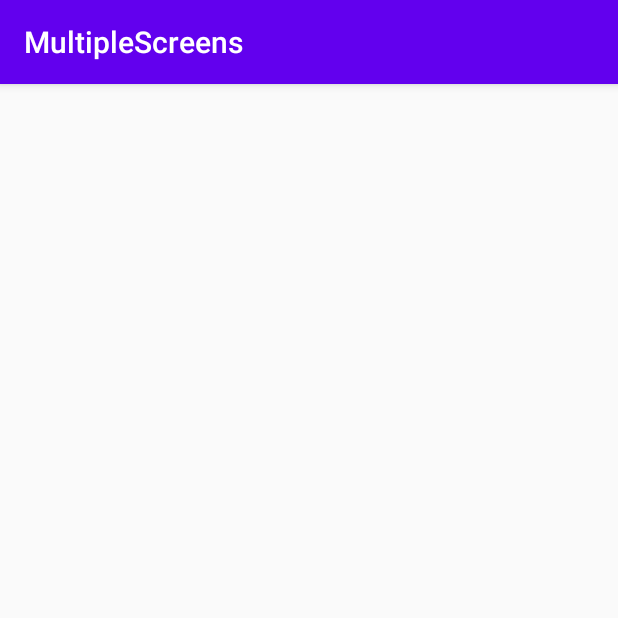
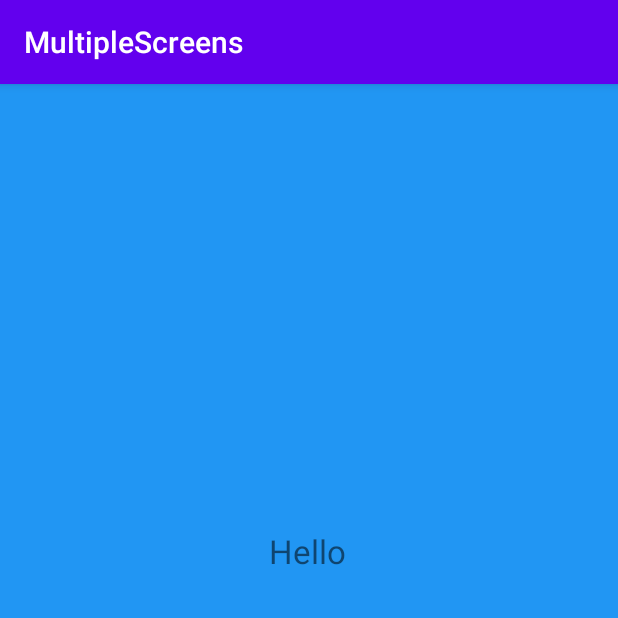
Before and after one commit to ParampreetP/CS441, an Android app: the MainActivity2 screen opened directly, with no data from a screen before it, on a phone screen of 412 x 824 dp, the top half of it. Run offline under Robolectric (Android 15) with nearby library versions, the phone set to English and light mode, and no system bars.

Commit message:
got alot done

```diff
--- a/MultipleScreens/app/src/main/java/edu/binghamton/multiplescreens/MainActivity2.java
+++ b/MultipleScreens/app/src/main/java/edu/binghamton/multiplescreens/MainActivity2.java
@@ -3,6 +3,7 @@ package edu.binghamton.multiplescreens;
 import androidx.appcompat.app.AppCompatActivity;
 
 import android.os.Bundle;
+import android.widget.TextView;
 
 public class MainActivity2 extends AppCompatActivity {
 
@@ -10,5 +11,11 @@ public class MainActivity2 extends AppCompatActivity {
     protected void onCreate(Bundle savedInstanceState) {
         super.onCreate(savedInstanceState);
         setContentView(R.layout.activity_main2);
+
+        TextView textview;
+        textview = (TextView) findViewById(R.id.textView);
+        String name = getIntent().getStringExtra("name");
+        textview.setText(name);
+
     }
 }
--- a/MultipleScreens/app/src/main/res/layout/activity_main2.xml
+++ b/MultipleScreens/app/src/main/res/layout/activity_main2.xml
@@ -4,6 +4,34 @@
     xmlns:tools="http://schemas.android.com/tools"
     android:layout_width="match_parent"
     android:layout_height="match_parent"
+    android:background="#3F51B5"
+    android:backgroundTint="#2196F3"
     tools:context=".MainActivity2">
 
+    <TextView
+        android:id="@+id/textView"
+        android:textSize="10pt"
+        android:layout_width="wrap_content"
+        android:layout_height="wrap_content"
+        android:text="TextView"
+        tools:layout_editor_absoluteX="179dp"
+        tools:layout_editor_absoluteY="346dp"
+        app:layout_constraintBottom_toBottomOf="parent"
+        app:layout_constraintLeft_toLeftOf="parent"
+        app:layout_constraintRight_toRightOf="parent"
+        app:layout_constraintTop_toTopOf="parent" />
+
+    <TextView
+        android:id="@+id/textView2"
+        android:layout_width="wrap_content"
+        android:layout_height="wrap_content"
+        android:text="Hello"
+        android:textSize="10pt"
+        app:layout_constraintBottom_toBottomOf="parent"
+        app:layout_constraintHorizontal_bias="0.498"
+        app:layout_constraintLeft_toLeftOf="parent"
+        app:layout_constraintRight_toRightOf="parent"
+        app:layout_constraintTop_toTopOf="parent"
+        app:layout_constraintVertical_bias="0.402" />
+
 </androidx.constraintlayout.widget.ConstraintLayout>
```
Also changed, not shown: MultipleScreens/app/src/main/java/edu/binghamton/multiplescreens/MainActivity.java (+22 -2 lines), MultipleScreens/app/src/main/res/layout/activity_main.xml (+7 -6 lines).
